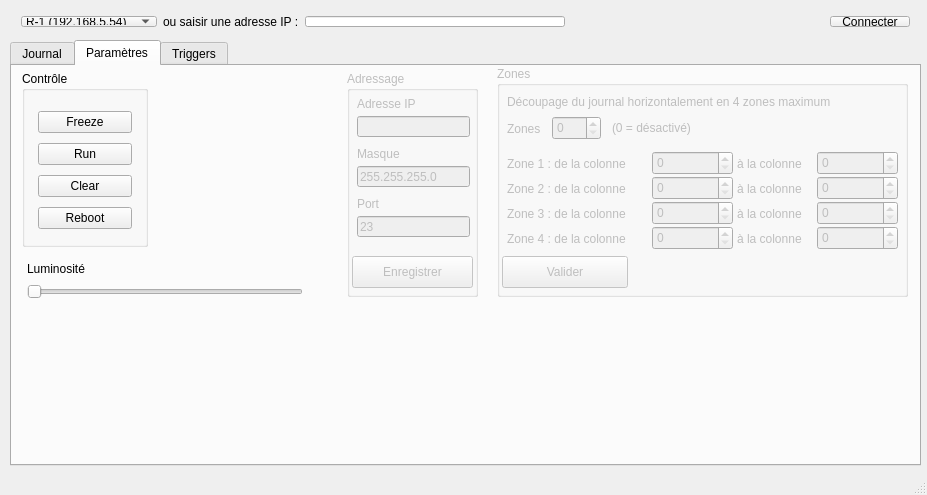
The window that mainwindow.ui (martialgallorini/ledManager) describes before a commit, drawn with Qt 5.
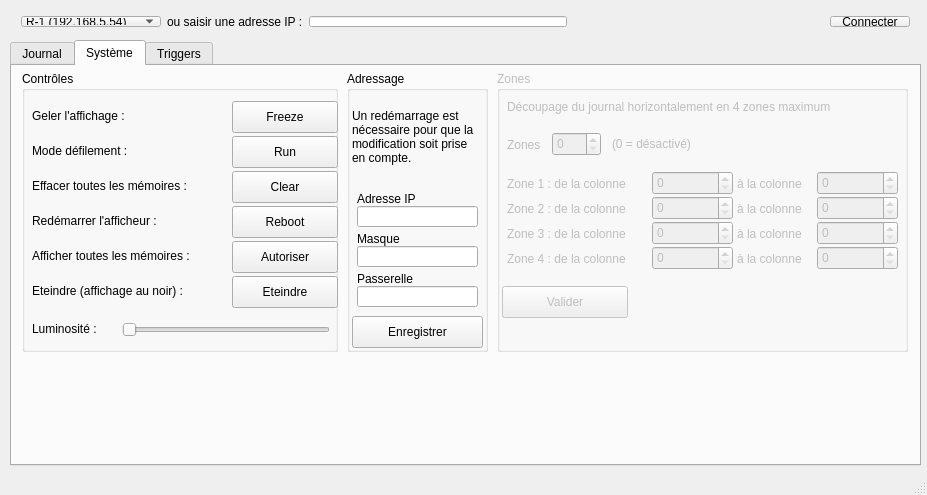
The same window after the commit. The open tabs and pages were chosen to show the change.

```diff
--- a/mainwindow.ui
+++ b/mainwindow.ui
@@ -11,7 +11,7 @@
    </rect>
   </property>
   <property name="windowTitle">
-   <string>ledManager v0.8.1b</string>
+   <string>ledManager v0.9b</string>
   </property>
   <widget class="QWidget" name="centralWidget">
    <widget class="QTabWidget" name="tabs">
@@ -191,7 +191,7 @@
        <property name="geometry">
         <rect>
          <x>2</x>
-         <y>35</y>
+         <y>40</y>
          <width>175</width>
          <height>26</height>
         </rect>
@@ -264,7 +264,7 @@
        <property name="geometry">
         <rect>
          <x>5</x>
-         <y>22</y>
+         <y>25</y>
          <width>169</width>
          <height>17</height>
         </rect>
@@ -593,19 +593,22 @@
       <property name="geometry">
        <rect>
         <x>725</x>
-        <y>-5</y>
+        <y>-3</y>
         <width>171</width>
         <height>391</height>
        </rect>
       </property>
       <property name="title">
-       <string>Plages horaires</string>
+       <string>Plages horaires simplifiées</string>
       </property>
       <widget class="QSpinBox" name="fromMTime">
+       <property name="enabled">
+        <bool>false</bool>
+       </property>
        <property name="geometry">
         <rect>
          <x>105</x>
-         <y>240</y>
+         <y>215</y>
          <width>49</width>
          <height>24</height>
         </rect>
@@ -615,10 +618,13 @@
        </property>
       </widget>
       <widget class="QSpinBox" name="fromHTime">
+       <property name="enabled">
+        <bool>false</bool>
+       </property>
        <property name="geometry">
         <rect>
          <x>35</x>
-         <y>240</y>
+         <y>215</y>
          <width>49</width>
          <height>24</height>
         </rect>
@@ -628,10 +634,13 @@
        </property>
       </widget>
       <widget class="QSpinBox" name="toMTime">
+       <property name="enabled">
+        <bool>false</bool>
+       </property>
        <property name="geometry">
         <rect>
          <x>105</x>
-         <y>265</y>
+         <y>240</y>
          <width>49</width>
          <height>24</height>
         </rect>
@@ -644,7 +653,7 @@
        <property name="geometry">
         <rect>
          <x>11</x>
-         <y>220</y>
+         <y>195</y>
          <width>131</width>
          <height>20</height>
         </rect>
@@ -660,7 +669,7 @@
        <property name="geometry">
         <rect>
          <x>90</x>
-         <y>245</y>
+         <y>220</y>
          <width>25</width>
          <height>16</height>
         </rect>
@@ -673,7 +682,7 @@
        <property name="geometry">
         <rect>
          <x>15</x>
-         <y>245</y>
+         <y>220</y>
          <width>25</width>
          <height>16</height>
         </rect>
@@ -686,7 +695,7 @@
        <property name="geometry">
         <rect>
          <x>90</x>
-         <y>270</y>
+         <y>245</y>
          <width>25</width>
          <height>16</height>
         </rect>
@@ -696,10 +705,13 @@
        </property>
       </widget>
       <widget class="QSpinBox" name="toHTime">
+       <property name="enabled">
+        <bool>false</bool>
+       </property>
        <property name="geometry">
         <rect>
          <x>35</x>
-         <y>265</y>
+         <y>240</y>
          <width>49</width>
          <height>24</height>
         </rect>
@@ -712,7 +724,7 @@
        <property name="geometry">
         <rect>
          <x>15</x>
-         <y>270</y>
+         <y>245</y>
          <width>25</width>
          <height>16</height>
         </rect>
@@ -725,7 +737,7 @@
        <property name="geometry">
         <rect>
          <x>11</x>
-         <y>130</y>
+         <y>115</y>
          <width>116</width>
          <height>20</height>
         </rect>
@@ -738,10 +750,13 @@
        </property>
       </widget>
       <widget class="QComboBox" name="fromDay">
+       <property name="enabled">
+        <bool>false</bool>
+       </property>
        <property name="geometry">
         <rect>
          <x>33</x>
-         <y>150</y>
+         <y>135</y>
          <width>111</width>
          <height>26</height>
         </rect>
@@ -786,7 +801,7 @@
        <property name="geometry">
         <rect>
          <x>16</x>
-         <y>180</y>
+         <y>165</y>
          <width>21</width>
          <height>16</height>
         </rect>
@@ -796,10 +811,13 @@
        </property>
       </widget>
       <widget class="QComboBox" name="toDay">
+       <property name="enabled">
+        <bool>false</bool>
+       </property>
        <property name="geometry">
         <rect>
          <x>34</x>
-         <y>175</y>
+         <y>160</y>
          <width>111</width>
          <height>26</height>
         </rect>
@@ -844,7 +862,7 @@
        <property name="geometry">
         <rect>
          <x>15</x>
-         <y>155</y>
+         <y>140</y>
          <width>25</width>
          <height>16</height>
         </rect>
@@ -908,6 +926,11 @@
          <string>Juin</string>
         </property>
        </item>
+       <item>
+        <property name="text">
+         <string>Juillet</string>
+        </property>
+       </item>
        <item>
         <property name="text">
          <string>Août</string>
@@ -935,6 +958,9 @@
        </item>
       </widget>
       <widget class="QComboBox" name="toMonth">
+       <property name="enabled">
+        <bool>false</bool>
+       </property>
        <property name="geometry">
         <rect>
          <x>33</x>
@@ -973,6 +999,11 @@
          <string>Juin</string>
         </property>
        </item>
+       <item>
+        <property name="text">
+         <string>Juillet</string>
+        </property>
+       </item>
        <item>
         <property name="text">
          <string>Août</string>
@@ -1032,7 +1063,7 @@
        <property name="geometry">
         <rect>
          <x>10</x>
-         <y>305</y>
+         <y>345</y>
          <width>146</width>
          <height>32</height>
         </rect>
@@ -1041,6 +1072,32 @@
         <string>Effacer les plages</string>
        </property>
       </widget>
+      <widget class="QPushButton" name="addSchedule">
+       <property name="geometry">
+        <rect>
+         <x>10</x>
+         <y>285</y>
+         <width>146</width>
+         <height>32</height>
+        </rect>
+       </property>
+       <property name="text">
+        <string>Ajouter</string>
+       </property>
+      </widget>
+      <widget class="QPushButton" name="delSchedule">
+       <property name="geometry">
+        <rect>
+         <x>10</x>
+         <y>315</y>
+         <width>146</width>
+         <height>32</height>
+        </rect>
+       </property>
+       <property name="text">
+        <string>Supprimer</string>
+       </property>
+      </widget>
      </widget>
      <widget class="QWidget" name="layoutWidget">
       <property name="geometry">
@@ -1091,37 +1148,8 @@
     </widget>
     <widget class="QWidget" name="paramTab">
      <attribute name="title">
-      <string>Paramètres</string>
+      <string>Système</string>
      </attribute>
-     <widget class="QSlider" name="ledIntensity">
-      <property name="geometry">
-       <rect>
-        <x>15</x>
-        <y>215</y>
-        <width>276</width>
-        <height>22</height>
-       </rect>
-      </property>
-      <property name="maximum">
-       <number>7</number>
-      </property>
-      <property name="orientation">
-       <enum>Qt::Horizontal</enum>
-      </property>
-     </widget>
-     <widget class="QLabel" name="label_3">
-      <property name="geometry">
-       <rect>
-        <x>15</x>
-        <y>195</y>
-        <width>86</width>
-        <height>16</height>
-       </rect>
-      </property>
-      <property name="text">
-       <string>Luminosité</string>
-      </property>
-     </widget>
      <widget class="QGroupBox" name="groupZone">
       <property name="enabled">
        <bool>false</bool>
@@ -1129,9 +1157,9 @@
       <property name="geometry">
        <rect>
         <x>485</x>
-        <y>0</y>
+        <y>5</y>
         <width>411</width>
-        <height>231</height>
+        <height>281</height>
        </rect>
       </property>
       <property name="title">
@@ -1141,7 +1169,7 @@
        <property name="geometry">
         <rect>
          <x>10</x>
-         <y>55</y>
+         <y>66</y>
          <width>41</width>
          <height>16</height>
         </rect>
@@ -1154,7 +1182,7 @@
        <property name="geometry">
         <rect>
          <x>55</x>
-         <y>50</y>
+         <y>61</y>
          <width>49</width>
          <height>24</height>
         </rect>
@@ -1180,7 +1208,7 @@
        <property name="geometry">
         <rect>
          <x>10</x>
-         <y>90</y>
+         <y>105</y>
          <width>146</width>
          <height>16</height>
         </rect>
@@ -1193,7 +1221,7 @@
        <property name="geometry">
         <rect>
          <x>240</x>
-         <y>90</y>
+         <y>105</y>
          <width>81</width>
          <height>16</height>
         </rect>
@@ -1206,7 +1234,7 @@
        <property name="geometry">
         <rect>
          <x>155</x>
-         <y>85</y>
+         <y>100</y>
          <width>81</width>
          <height>24</height>
         </rect>
@@ -1219,7 +1247,7 @@
        <property name="geometry">
         <rect>
          <x>320</x>
-         <y>85</y>
+         <y>100</y>
          <width>81</width>
          <height>24</height>
         </rect>
@@ -1232,7 +1260,7 @@
        <property name="geometry">
         <rect>
          <x>115</x>
-         <y>54</y>
+         <y>65</y>
          <width>171</width>
          <height>16</height>
         </rect>
@@ -1245,7 +1273,7 @@
        <property name="geometry">
         <rect>
          <x>5</x>
-         <y>190</y>
+         <y>215</y>
          <width>126</width>
          <height>32</height>
         </rect>
@@ -1258,7 +1286,7 @@
        <property name="geometry">
         <rect>
          <x>320</x>
-         <y>110</y>
+         <y>125</y>
          <width>81</width>
          <height>24</height>
         </rect>
@@ -1271,7 +1299,7 @@
        <property name="geometry">
         <rect>
          <x>155</x>
-         <y>110</y>
+         <y>125</y>
          <width>81</width>
          <height>24</height>
         </rect>
@@ -1284,7 +1312,7 @@
        <property name="geometry">
         <rect>
          <x>240</x>
-         <y>115</y>
+         <y>130</y>
          <width>81</width>
          <height>16</height>
         </rect>
@@ -1297,7 +1325,7 @@
        <property name="geometry">
         <rect>
          <x>10</x>
-         <y>115</y>
+         <y>130</y>
          <width>146</width>
          <height>16</height>
         </rect>
@@ -1310,7 +1338,7 @@
        <property name="geometry">
         <rect>
          <x>320</x>
-         <y>135</y>
+         <y>150</y>
          <width>81</width>
          <height>24</height>
         </rect>
@@ -1323,7 +1351,7 @@
        <property name="geometry">
         <rect>
          <x>155</x>
-         <y>135</y>
+         <y>150</y>
          <width>81</width>
          <height>24</height>
         </rect>
@@ -1336,7 +1364,7 @@
        <property name="geometry">
         <rect>
          <x>240</x>
-         <y>140</y>
+         <y>155</y>
          <width>81</width>
          <height>16</height>
         </rect>
@@ -1349,7 +1377,7 @@
        <property name="geometry">
         <rect>
          <x>10</x>
-         <y>140</y>
+         <y>155</y>
          <width>146</width>
          <height>16</height>
         </rect>
@@ -1362,7 +1390,7 @@
        <property name="geometry">
         <rect>
          <x>320</x>
-         <y>160</y>
+         <y>175</y>
          <width>81</width>
          <height>24</height>
         </rect>
@@ -1375,7 +1403,7 @@
        <property name="geometry">
         <rect>
          <x>155</x>
-         <y>160</y>
+         <y>175</y>
          <width>81</width>
          <height>24</height>
         </rect>
@@ -1388,7 +1416,7 @@
        <property name="geometry">
         <rect>
          <x>240</x>
-         <y>165</y>
+         <y>180</y>
          <width>81</width>
          <height>16</height>
         </rect>
@@ -1401,7 +1429,7 @@
        <property name="geometry">
         <rect>
          <x>10</x>
-         <y>165</y>
+         <y>180</y>
          <width>146</width>
          <height>16</height>
         </rect>
@@ -1416,64 +1444,209 @@
        <rect>
         <x>10</x>
         <y>5</y>
-        <width>126</width>
-        <height>176</height>
+        <width>316</width>
+        <height>281</height>
        </rect>
       </property>
       <property name="title">
-       <string>Contrôle</string>
+       <string>Contrôles</string>
       </property>
-      <widget class="QWidget" name="layoutWidget">
+      <widget class="QPushButton" name="freezeMode">
        <property name="geometry">
         <rect>
-         <x>5</x>
-         <y>25</y>
-         <width>116</width>
-         <height>151</height>
+         <x>210</x>
+         <y>30</y>
+         <width>106</width>
+         <height>32</height>
         </rect>
        </property>
-       <layout class="QVBoxLayout" name="verticalLayout">
-        <item>
-         <widget class="QPushButton" name="freezeMode">
-          <property name="text">
-           <string>Freeze</string>
-          </property>
-         </widget>
-        </item>
-        <item>
-         <widget class="QPushButton" name="runMode">
-          <property name="text">
-           <string>Run</string>
-          </property>
-         </widget>
-        </item>
-        <item>
-         <widget class="QPushButton" name="clearDevice">
-          <property name="text">
-           <string>Clear</string>
-          </property>
-         </widget>
-        </item>
-        <item>
-         <widget class="QPushButton" name="rebootDevice">
-          <property name="text">
-           <string>Reboot</string>
-          </property>
-         </widget>
-        </item>
-       </layout>
+       <property name="text">
+        <string>Freeze</string>
+       </property>
+      </widget>
+      <widget class="QPushButton" name="clearDevice">
+       <property name="geometry">
+        <rect>
+         <x>210</x>
+         <y>100</y>
+         <width>106</width>
+         <height>32</height>
+        </rect>
+       </property>
+       <property name="text">
+        <string>Clear</string>
+       </property>
+      </widget>
+      <widget class="QPushButton" name="rebootDevice">
+       <property name="geometry">
+        <rect>
+         <x>210</x>
+         <y>135</y>
+         <width>106</width>
+         <height>32</height>
+        </rect>
+       </property>
+       <property name="text">
+        <string>Reboot</string>
+       </property>
+      </widget>
+      <widget class="QPushButton" name="runMode">
+       <property name="geometry">
+        <rect>
+         <x>210</x>
+         <y>65</y>
+         <width>106</width>
+         <height>32</height>
+        </rect>
+       </property>
+       <property name="text">
+        <string>Run</string>
+       </property>
+      </widget>
+      <widget class="QLabel" name="label_38">
+       <property name="geometry">
+        <rect>
+         <x>10</x>
+         <y>35</y>
+         <width>191</width>
+         <height>19</height>
+        </rect>
+       </property>
+       <property name="text">
+        <string>Geler l'affichage :</string>
+       </property>
+      </widget>
+      <widget class="QLabel" name="label_39">
+       <property name="geometry">
+        <rect>
+         <x>10</x>
+         <y>70</y>
+         <width>191</width>
+         <height>19</height>
+        </rect>
+       </property>
+       <property name="text">
+        <string>Mode défilement :</string>
+       </property>
+      </widget>
+      <widget class="QLabel" name="label_40">
+       <property name="geometry">
+        <rect>
+         <x>10</x>
+         <y>105</y>
+         <width>191</width>
+         <height>19</height>
+        </rect>
+       </property>
+       <property name="text">
+        <string>Effacer toutes les mémoires :</string>
+       </property>
+      </widget>
+      <widget class="QLabel" name="label_41">
+       <property name="geometry">
+        <rect>
+         <x>10</x>
+         <y>140</y>
+         <width>191</width>
+         <height>19</height>
+        </rect>
+       </property>
+       <property name="text">
+        <string>Redémarrer l'afficheur :</string>
+       </property>
+      </widget>
+      <widget class="QLabel" name="label_42">
+       <property name="geometry">
+        <rect>
+         <x>10</x>
+         <y>175</y>
+         <width>191</width>
+         <height>19</height>
+        </rect>
+       </property>
+       <property name="text">
+        <string>Afficher toutes les mémoires :</string>
+       </property>
+      </widget>
+      <widget class="QPushButton" name="authorizeAll">
+       <property name="geometry">
+        <rect>
+         <x>210</x>
+         <y>170</y>
+         <width>106</width>
+         <height>32</height>
+        </rect>
+       </property>
+       <property name="text">
+        <string>Autoriser</string>
+       </property>
+      </widget>
+      <widget class="QLabel" name="label_43">
+       <property name="geometry">
+        <rect>
+         <x>10</x>
+         <y>210</y>
+         <width>196</width>
+         <height>19</height>
+        </rect>
+       </property>
+       <property name="text">
+        <string>Eteindre (affichage au noir) :</string>
+       </property>
+      </widget>
+      <widget class="QPushButton" name="blank">
+       <property name="geometry">
+        <rect>
+         <x>210</x>
+         <y>205</y>
+         <width>106</width>
+         <height>32</height>
+        </rect>
+       </property>
+       <property name="text">
+        <string>Eteindre</string>
+       </property>
+      </widget>
+      <widget class="QSlider" name="ledIntensity">
+       <property name="geometry">
+        <rect>
+         <x>100</x>
+         <y>248</y>
+         <width>208</width>
+         <height>22</height>
+        </rect>
+       </property>
+       <property name="maximum">
+        <number>7</number>
+       </property>
+       <property name="orientation">
+        <enum>Qt::Horizontal</enum>
+       </property>
+      </widget>
+      <widget class="QLabel" name="label_3">
+       <property name="geometry">
+        <rect>
+         <x>10</x>
+         <y>250</y>
+         <width>86</width>
+         <height>16</height>
+        </rect>
+       </property>
+       <property name="text">
+        <string>Luminosité :</string>
+       </property>
       </widget>
      </widget>
      <widget class="QGroupBox" name="groupIP">
       <property name="enabled">
-       <bool>false</bool>
+       <bool>true</bool>
       </property>
       <property name="geometry">
        <rect>
         <x>335</x>
         <y>5</y>
-        <width>131</width>
-        <height>226</height>
+        <width>141</width>
+        <height>281</height>
        </rect>
       </property>
       <property name="title">
@@ -1483,7 +1656,7 @@
        <property name="geometry">
         <rect>
          <x>10</x>
-         <y>25</y>
+         <y>120</y>
          <width>111</width>
          <height>16</height>
         </rect>
@@ -1496,20 +1669,20 @@
        <property name="geometry">
         <rect>
          <x>10</x>
-         <y>125</y>
+         <y>200</y>
          <width>62</width>
          <height>16</height>
         </rect>
        </property>
        <property name="text">
-        <string>Port</string>
+        <string>Passerelle</string>
        </property>
       </widget>
       <widget class="QLabel" name="label_14">
        <property name="geometry">
         <rect>
          <x>10</x>
-         <y>75</y>
+         <y>160</y>
          <width>111</width>
          <height>16</height>
         </rect>
@@ -1518,25 +1691,25 @@
         <string>Masque</string>
        </property>
       </widget>
-      <widget class="QLineEdit" name="devicePort">
+      <widget class="QLineEdit" name="deviceGateway">
        <property name="geometry">
         <rect>
          <x>10</x>
-         <y>145</y>
-         <width>113</width>
+         <y>215</y>
+         <width>121</width>
          <height>21</height>
         </rect>
        </property>
        <property name="text">
-        <string>23</string>
+        <string/>
        </property>
       </widget>
       <widget class="QLineEdit" name="deviceIP">
        <property name="geometry">
         <rect>
          <x>10</x>
-         <y>45</y>
-         <width>113</width>
+         <y>135</y>
+         <width>121</width>
          <height>21</height>
         </rect>
        </property>
@@ -1545,21 +1718,21 @@
        <property name="geometry">
         <rect>
          <x>10</x>
-         <y>95</y>
-         <width>113</width>
+         <y>175</y>
+         <width>121</width>
          <height>21</height>
         </rect>
        </property>
        <property name="text">
-        <string>255.255.255.0</string>
+        <string/>
        </property>
       </widget>
       <widget class="QPushButton" name="saveIP">
        <property name="geometry">
         <rect>
          <x>5</x>
-         <y>185</y>
-         <width>121</width>
+         <y>245</y>
+         <width>131</width>
          <height>32</height>
         </rect>
        </property>
@@ -1567,6 +1740,22 @@
         <string>Enregistrer</string>
        </property>
       </widget>
+      <widget class="QLabel" name="label_44">
+       <property name="geometry">
+        <rect>
+         <x>5</x>
+         <y>15</y>
+         <width>131</width>
+         <height>101</height>
+        </rect>
+       </property>
+       <property name="text">
+        <string>Un redémarrage est nécessaire pour que la modification soit prise en compte.</string>
+       </property>
+       <property name="wordWrap">
+        <bool>true</bool>
+       </property>
+      </widget>
      </widget>
     </widget>
     <widget class="QWidget" name="triggerTab">
@@ -1707,17 +1896,17 @@
        </item>
        <item>
         <property name="text">
-         <string>R0 (192.168.5.53)</string>
+         <string>RDC (192.168.5.53)</string>
         </property>
        </item>
        <item>
         <property name="text">
-         <string>R+2 (192.168.5.52)</string>
+         <string>R+1 (192.168.5.52)</string>
         </property>
        </item>
        <item>
         <property name="text">
-         <string>R+3 (192.168.5.51)</string>
+         <string>R+2 (192.168.5.51)</string>
         </property>
        </item>
        <item>
```
Left out of the diff: 7 changed lines with no effect on the pictures.
